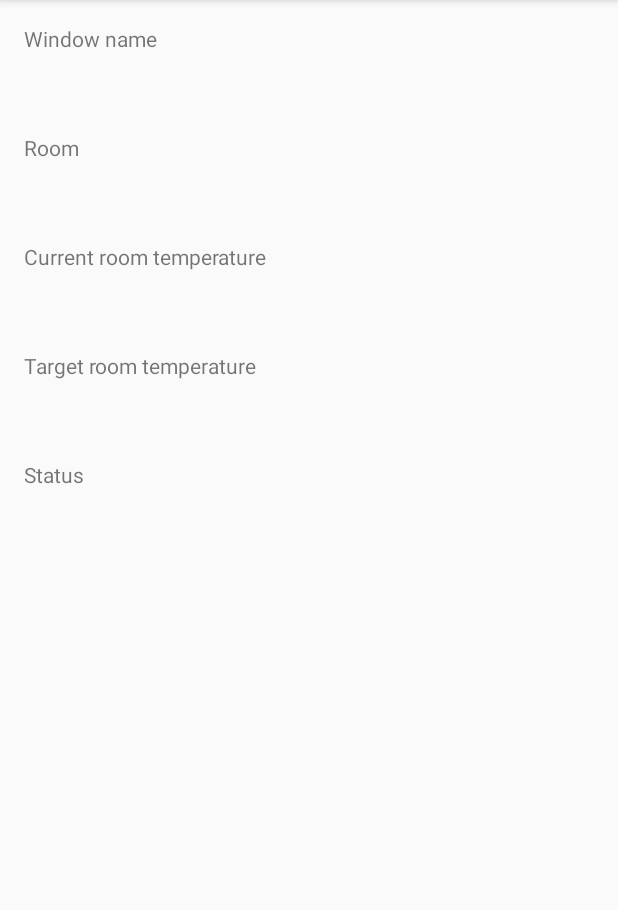
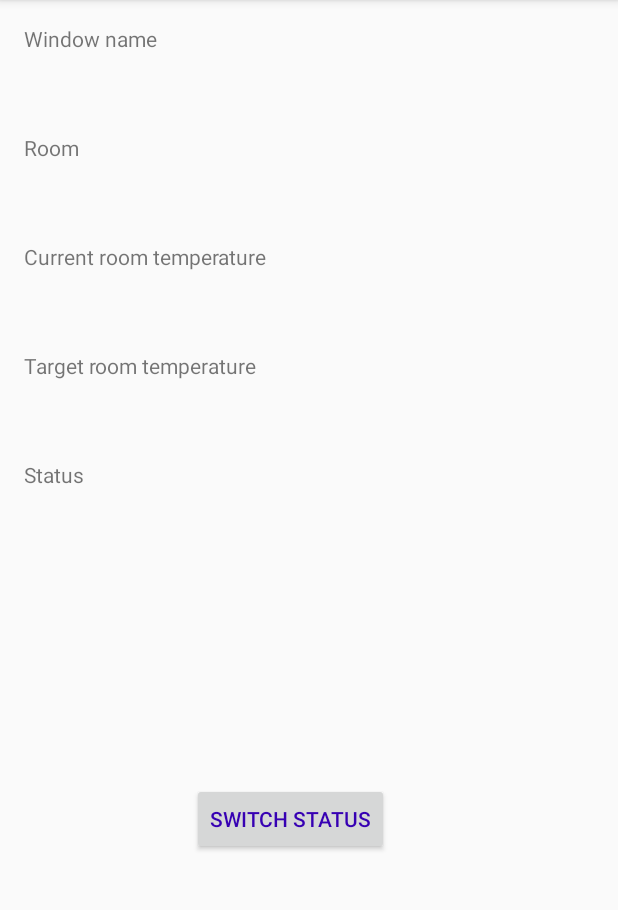
Before and after one commit to Aboussejra/faircorp_android_frontend, an Android app: the WindowActivity screen opened directly, with no data from a screen before it, on a phone screen of 412 x 824 dp, the part 84-994 px from its top. Run offline under Robolectric (Android 15) with nearby library versions, the phone set to English and light mode, and no system bars.

Commit message:
Added possibility to switch windows + button

```diff
--- a/app/src/main/java/com/faircorp/WindowsActivity.kt
+++ b/app/src/main/java/com/faircorp/WindowsActivity.kt
@@ -9,14 +9,12 @@ import android.widget.Toast
 import androidx.lifecycle.lifecycleScope
 import com.faircorp.model.ApiServices
 import com.faircorp.model.WindowAdapter
-import com.faircorp.model.WindowService
 import kotlinx.coroutines.Dispatchers
 import kotlinx.coroutines.launch
 import kotlinx.coroutines.withContext
 
 
 class WindowsActivity : OnWindowSelectedListener, BasicActivity() {
-    val windowService = WindowService() // (1)
 
     override fun onCreate(savedInstanceState: Bundle?) {
         super.onCreate(savedInstanceState)
--- a/app/src/main/java/com/faircorp/model/RoomApiService.kt
+++ b/app/src/main/java/com/faircorp/model/RoomApiService.kt
@@ -4,7 +4,6 @@ package com.faircorp.model
 import retrofit2.Call
 import retrofit2.http.*
 
-//Room API service
 
 interface RoomApiService {
     @GET("rooms")
--- a/app/src/main/java/com/faircorp/model/WindowApiService.kt
+++ b/app/src/main/java/com/faircorp/model/WindowApiService.kt
@@ -2,6 +2,7 @@ package com.faircorp.model
 
 import retrofit2.Call
 import retrofit2.http.GET
+import retrofit2.http.PUT
 import retrofit2.http.Path
 
 interface WindowApiService {
@@ -10,4 +11,8 @@ interface WindowApiService {
 
     @GET("windows/{id}")
     fun findById(@Path("id") id: Long): Call<WindowDto>
+
+    @PUT("windows/{id}/switch")
+    fun updateWindow(@Path("id") id: Long): Call<WindowDto>
+
 }
--- a/app/src/main/res/layout/activity_window.xml
+++ b/app/src/main/res/layout/activity_window.xml
@@ -116,4 +116,15 @@
         app:layout_constraintStart_toStartOf="parent"
         app:layout_constraintTop_toBottomOf="@+id/textView6" />
 
+    <Button
+        android:id="@+id/btn_window_status"
+        android:layout_width="wrap_content"
+        android:layout_height="wrap_content"
+        android:layout_marginStart="112dp"
+        android:layout_marginTop="196dp"
+        android:onClick="switchStatus"
+        android:text="@string/switch_status"
+        android:textColor="@color/purple_700"
+        app:layout_constraintStart_toEndOf="@+id/txt_window_status"
+        app:layout_constraintTop_toBottomOf="@+id/textView6" />
 </androidx.constraintlayout.widget.ConstraintLayout>
--- a/app/src/main/res/values/strings.xml
+++ b/app/src/main/res/values/strings.xml
@@ -12,6 +12,7 @@
     <string name="menu_windows">Building windows</string>
     <string name="menu_website">Our website</string>
     <string name="menu_email">Send us an email</string>
+    <string name="switch_status">Switch Status</string>
     <string name="act_window_name">Window name</string>
     <string name="act_window_room">Room</string>
     <string name="act_window_room_target_temp">Target room temperature</string>
```
Also changed, not shown: app/src/main/java/com/faircorp/WindowActivity.kt (+13 -3 lines), app/src/main/java/com/faircorp/model/WindowService.kt (deleted, +0 -26 lines).
